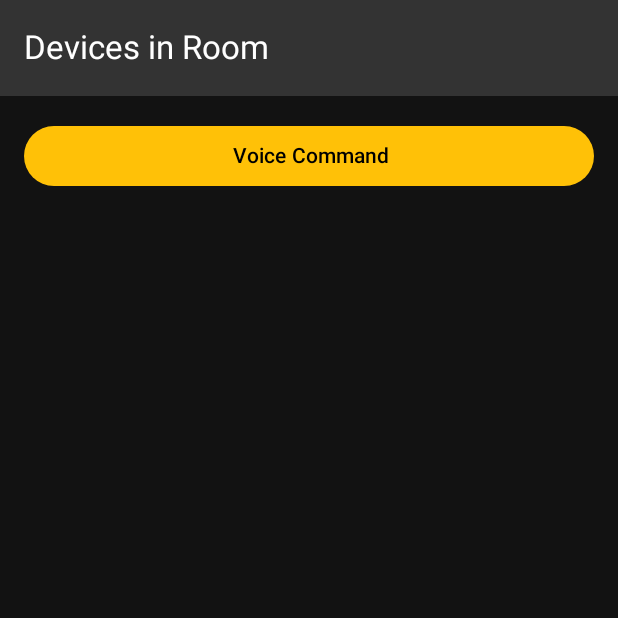
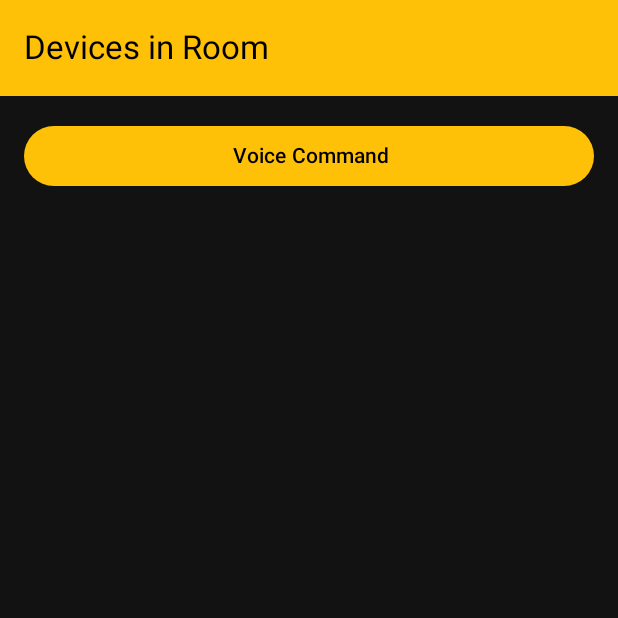
Before and after one commit to SE-SmartHouse/Mobile-Frontend-, an Android app built with Jetpack Compose: the composable DeviceScreen called with empty values, on a phone screen of 412 x 824 dp, the top half of it. Run offline under Robolectric (Android 15) with nearby library versions, the phone set to English and light mode, and no system bars; 1 statement that could not run was skipped.

Commit message:
api fixed

```diff
--- a/app/src/main/java/com/example/smarthouse_mobile/ui/screen/devicescreen.kt
+++ b/app/src/main/java/com/example/smarthouse_mobile/ui/screen/devicescreen.kt
@@ -109,8 +109,8 @@ fun DeviceScreen(roomId: String, homeId: String, navController: NavController) {
     Scaffold(
         topBar = {
             TopAppBar(
-                title = { Text("Devices in Room", color = Color.White) },
-                colors = TopAppBarDefaults.smallTopAppBarColors(containerColor = Color(0xFF333333))
+                title = { Text("Devices in Room", color = Color.Black) },
+                colors = TopAppBarDefaults.smallTopAppBarColors(containerColor = Color(0xFFFFC107))
             )
         },
         containerColor = Color(0xFF121212)
```
